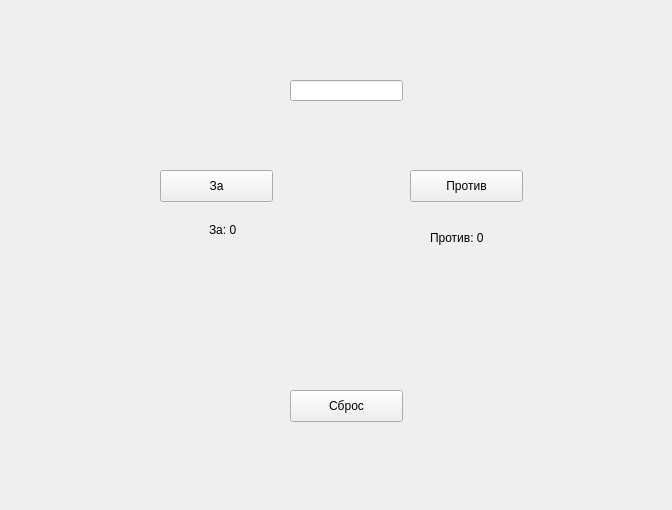
Before: the Qt Designer form Минипроект ч. 2.ui in Arsen1y-dev/UID, drawn with Qt 5.
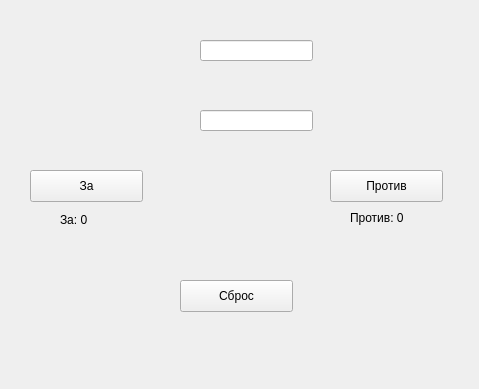
After: the same form once the commit is applied.

The edit to the form file:
```diff
--- a/Минипроект ч. 2.ui
+++ b/Минипроект ч. 2.ui
@@ -6,8 +6,8 @@
    <rect>
     <x>0</x>
     <y>0</y>
-    <width>672</width>
-    <height>510</height>
+    <width>479</width>
+    <height>389</height>
    </rect>
   </property>
   <property name="windowTitle">
@@ -17,7 +17,7 @@
    <widget class="QPushButton" name="btn_for">
     <property name="geometry">
      <rect>
-      <x>160</x>
+      <x>30</x>
       <y>170</y>
       <width>113</width>
       <height>32</height>
@@ -30,7 +30,7 @@
    <widget class="QPushButton" name="btn_against">
     <property name="geometry">
      <rect>
-      <x>410</x>
+      <x>330</x>
       <y>170</y>
       <width>113</width>
       <height>32</height>
@@ -43,18 +43,21 @@
    <widget class="QLineEdit" name="lineEdit">
     <property name="geometry">
      <rect>
-      <x>290</x>
-      <y>80</y>
+      <x>200</x>
+      <y>40</y>
       <width>113</width>
       <height>21</height>
      </rect>
     </property>
+    <property name="text">
+     <string/>
+    </property>
    </widget>
    <widget class="QPushButton" name="btn_reset">
     <property name="geometry">
      <rect>
-      <x>290</x>
-      <y>390</y>
+      <x>180</x>
+      <y>280</y>
       <width>113</width>
       <height>32</height>
      </rect>
@@ -66,8 +69,8 @@
    <widget class="QLabel" name="label_for">
     <property name="geometry">
      <rect>
-      <x>209</x>
-      <y>220</y>
+      <x>60</x>
+      <y>210</y>
       <width>51</width>
       <height>20</height>
      </rect>
@@ -79,8 +82,8 @@
    <widget class="QLabel" name="label_against">
     <property name="geometry">
      <rect>
-      <x>430</x>
-      <y>230</y>
+      <x>350</x>
+      <y>210</y>
       <width>71</width>
       <height>16</height>
      </rect>
@@ -89,6 +92,23 @@
      <string>Против: 0</string>
     </property>
    </widget>
+   <widget class="QLineEdit" name="input_arguments">
+    <property name="geometry">
+     <rect>
+      <x>200</x>
+      <y>110</y>
+      <width>113</width>
+      <height>21</height>
+     </rect>
+    </property>
+   </widget>
+   <zorder>label_for</zorder>
+   <zorder>btn_for</zorder>
+   <zorder>btn_against</zorder>
+   <zorder>btn_reset</zorder>
+   <zorder>label_against</zorder>
+   <zorder>input_arguments</zorder>
+   <zorder>input_decision</zorder>
   </widget>
  </widget>
  <resources/>
```
Left out of the diff: 4 changed lines with no effect on the pictures.
